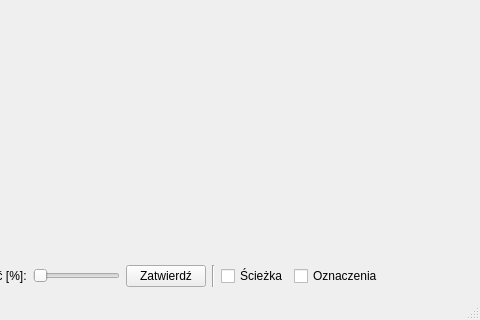
First picture: the form in DataVisualization/MainWindow.ui, repository highflyers/highflyers-data-visualization, before the edit; both pictures show x 146 to 626 and y 90 to 410 of the 626 by 410 pixel window.
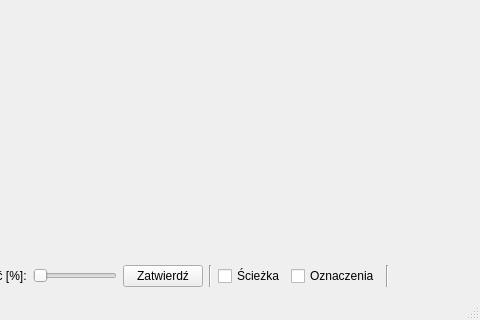
Second picture: the form after the edit. Custom widgets are drawn as their Qt base class.

The edit to the form file:
```diff
--- a/DataVisualization/MainWindow.ui
+++ b/DataVisualization/MainWindow.ui
@@ -76,6 +76,16 @@
         </property>
        </widget>
       </item>
+      <item>
+       <widget class="Line" name="line_3">
+        <property name="orientation">
+         <enum>Qt::Vertical</enum>
+        </property>
+       </widget>
+      </item>
+      <item>
+       <widget class="BeaconSelectWidget" name="widget_becon_select" native="true"/>
+      </item>
       <item>
        <spacer name="horizontalSpacer">
         <property name="orientation">
@@ -218,6 +228,12 @@
    <header>GUI/VehicleContainer.h</header>
    <container>1</container>
   </customwidget>
+  <customwidget>
+   <class>BeaconSelectWidget</class>
+   <extends>QWidget</extends>
+   <header>GUI/BeaconSelectWidget.h</header>
+   <container>1</container>
+  </customwidget>
  </customwidgets>
  <resources/>
  <connections/>
```
